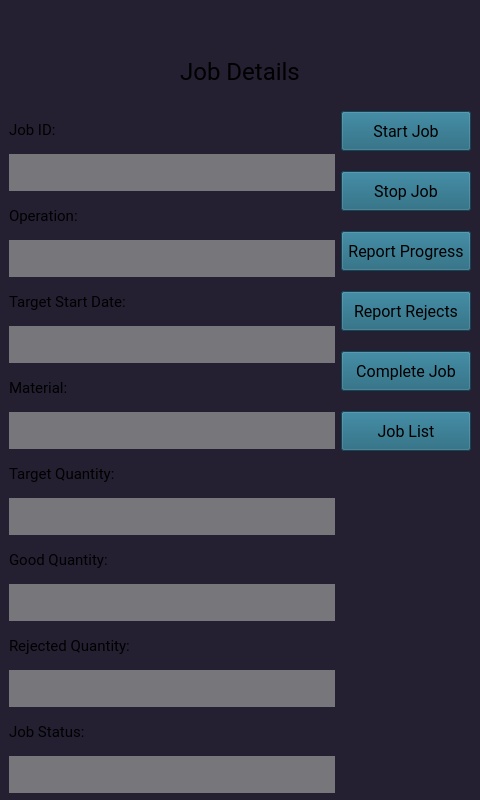
The window that src/indusmes/home/home.ui (navneet-indusworks/indusmes) describes before a commit, drawn with Qt 5.
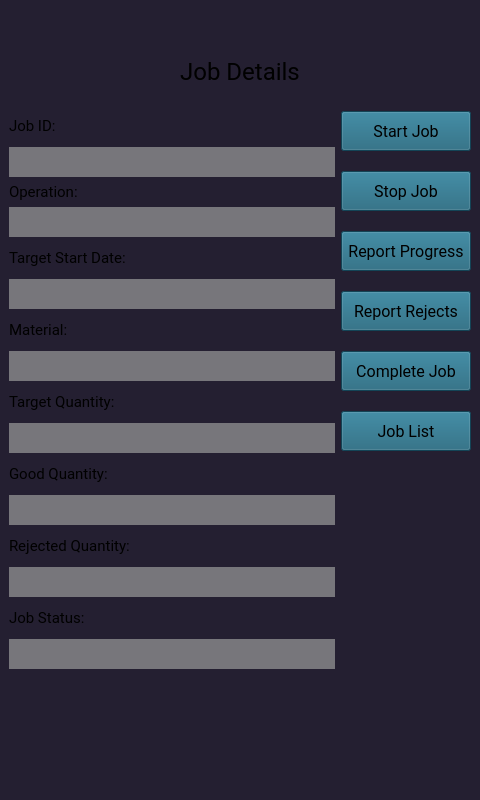
The same window after the commit. The open tabs and pages were chosen to show the change. Icons and pictures are not drawn.

Commit message: Home Page Changes

What changed in the file:
```diff
--- a/src/indusmes/home/home.ui
+++ b/src/indusmes/home/home.ui
@@ -1477,6 +1477,19 @@
                  </property>
                 </widget>
                </item>
+               <item>
+                <spacer name="verticalSpacer_3">
+                 <property name="orientation">
+                  <enum>Qt::Vertical</enum>
+                 </property>
+                 <property name="sizeHint" stdset="0">
+                  <size>
+                   <width>20</width>
+                   <height>40</height>
+                  </size>
+                 </property>
+                </spacer>
+               </item>
               </layout>
              </item>
              <item>
```
Left out of the diff: 4 changed lines with no effect on the pictures. The commit also changes 5 other files.
